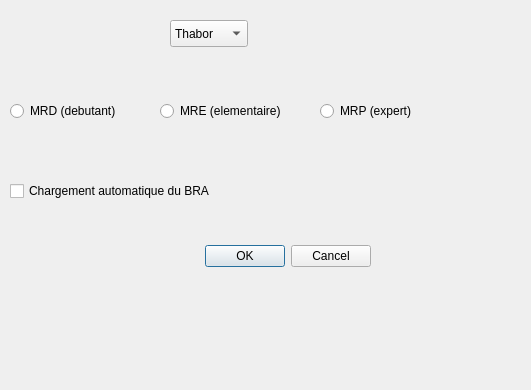
Above: src/OPERA_dialog_base.ui from azarz/OPERA before the change. Below: the same form after it.
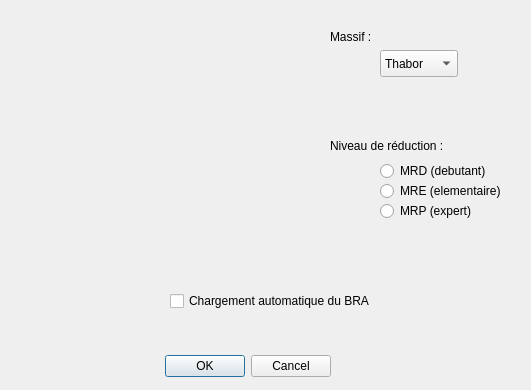
That is the form after the change. Icons and pictures are not drawn.

Commit message: jolie interface

```diff
--- a/src/OPERA_dialog_base.ui
+++ b/src/OPERA_dialog_base.ui
@@ -16,8 +16,8 @@
   <widget class="QDialogButtonBox" name="button_box">
    <property name="geometry">
     <rect>
-     <x>30</x>
-     <y>240</y>
+     <x>-10</x>
+     <y>350</y>
      <width>341</width>
      <height>32</height>
     </rect>
@@ -32,8 +32,8 @@
   <widget class="QRadioButton" name="radio_MRE">
    <property name="geometry">
     <rect>
-     <x>160</x>
-     <y>100</y>
+     <x>380</x>
+     <y>180</y>
      <width>151</width>
      <height>22</height>
     </rect>
@@ -48,8 +48,8 @@
   <widget class="QRadioButton" name="radio_MRD">
    <property name="geometry">
     <rect>
-     <x>10</x>
-     <y>100</y>
+     <x>380</x>
+     <y>160</y>
      <width>151</width>
      <height>22</height>
     </rect>
@@ -64,8 +64,8 @@
   <widget class="QRadioButton" name="radio_MRP">
    <property name="geometry">
     <rect>
-     <x>320</x>
-     <y>100</y>
+     <x>380</x>
+     <y>200</y>
      <width>116</width>
      <height>22</height>
     </rect>
@@ -80,8 +80,8 @@
   <widget class="QCheckBox" name="checkBox">
    <property name="geometry">
     <rect>
-     <x>10</x>
-     <y>180</y>
+     <x>170</x>
+     <y>290</y>
      <width>271</width>
      <height>22</height>
     </rect>
@@ -93,8 +93,8 @@
   <widget class="QComboBox" name="massifs">
    <property name="geometry">
     <rect>
-     <x>170</x>
-     <y>20</y>
+     <x>380</x>
+     <y>50</y>
      <width>78</width>
      <height>27</height>
     </rect>
@@ -105,6 +105,60 @@
     </property>
    </item>
   </widget>
+  <widget class="QLabel" name="label">
+   <property name="geometry">
+    <rect>
+     <x>10</x>
+     <y>10</y>
+     <width>271</width>
+     <height>191</height>
+    </rect>
+   </property>
+   <property name="text">
+    <string/>
+   </property>
+   <property name="pixmap">
+    <pixmap>../doc/logo.jpg</pixmap>
+   </property>
+   <property name="scaledContents">
+    <bool>true</bool>
+   </property>
+  </widget>
+  <widget class="QLabel" name="label_2">
+   <property name="geometry">
+    <rect>
+     <x>330</x>
+     <y>130</y>
+     <width>121</width>
+     <height>31</height>
+    </rect>
+   </property>
+   <property name="text">
+    <string>Niveau de réduction :</string>
+   </property>
+  </widget>
+  <widget class="QLabel" name="label_3">
+   <property name="geometry">
+    <rect>
+     <x>330</x>
+     <y>30</y>
+     <width>47</width>
+     <height>13</height>
+    </rect>
+   </property>
+   <property name="text">
+    <string>Massif :</string>
+   </property>
+  </widget>
+  <zorder>label</zorder>
+  <zorder>button_box</zorder>
+  <zorder>radio_MRE</zorder>
+  <zorder>radio_MRD</zorder>
+  <zorder>radio_MRP</zorder>
+  <zorder>checkBox</zorder>
+  <zorder>massifs</zorder>
+  <zorder>label_2</zorder>
+  <zorder>label_3</zorder>
  </widget>
  <resources/>
  <connections>
```
Left out of the diff: 25 changed lines with no effect on the pictures. The commit also changes 1 other file.
